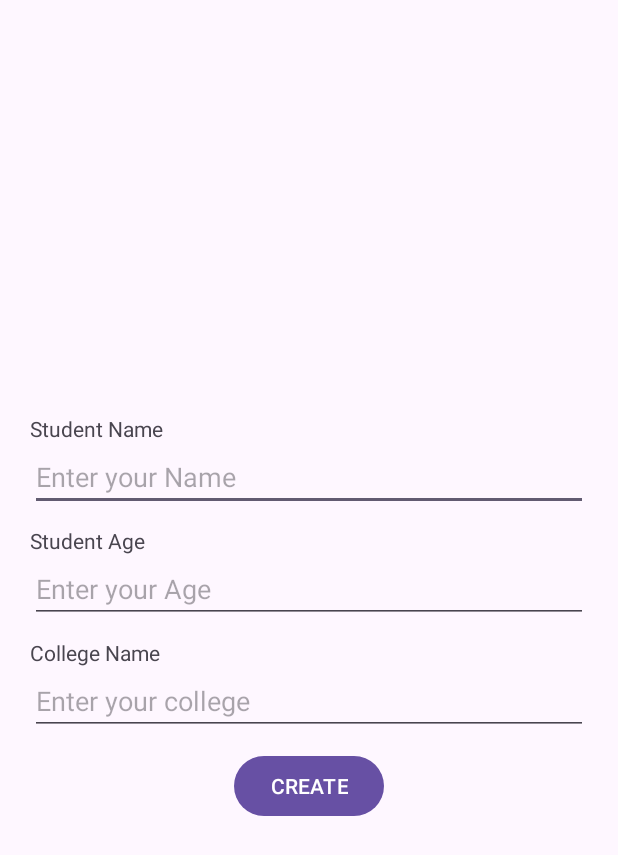
After one commit to TharunBalaji2004/revamp-android-firebase, an Android app: the FormActivity screen opened directly, with no data from a screen before it, on a phone screen of 412 x 824 dp. The commit adds this screen. Shown: the top 855 px of the screen. Run offline under Robolectric (Android 15) with nearby library versions, the phone set to English and light mode, and no system bars; our stand-ins replace Firebase (no records; nobody signed in at launch, a user with empty details on screens opened directly).

Commit message:
Day 2: Firebase Firestore DB

```diff
--- a/app/build.gradle.kts
+++ b/app/build.gradle.kts
@@ -44,6 +44,7 @@ dependencies {
     implementation(libs.firebase.auth)
     implementation(libs.navigation.fragment)
     implementation(libs.navigation.ui)
+    implementation(libs.firebase.firestore)
     testImplementation(libs.junit)
     androidTestImplementation(libs.ext.junit)
     androidTestImplementation(libs.espresso.core)
--- a/app/src/main/AndroidManifest.xml
+++ b/app/src/main/AndroidManifest.xml
@@ -21,6 +21,10 @@
             android:exported="false"
             android:theme="@style/Theme.Androidfirebaseseries" />
         <activity
+            android:name=".FormActivity"
+            android:exported="false"
+            android:theme="@style/Theme.Androidfirebaseseries" />
+        <activity
             android:name=".SignupActivity"
             android:exported="true" >
             <intent-filter>
--- /dev/null
+++ b/app/src/main/java/com/example/android_firebase_series/FormActivity.java
@@ -0,0 +1,72 @@
+package com.example.android_firebase_series;
+
+import android.os.Bundle;
+import android.util.Log;
+import android.view.View;
+import android.widget.Button;
+import android.widget.EditText;
+
+import androidx.annotation.NonNull;
+import androidx.annotation.Nullable;
+import androidx.appcompat.app.AppCompatActivity;
+
+import com.google.android.gms.tasks.OnCompleteListener;
+import com.google.android.gms.tasks.Task;
+import com.google.firebase.firestore.DocumentReference;
+import com.google.firebase.firestore.FirebaseFirestore;
+
+import java.util.HashMap;
+import java.util.Map;
+
+public class FormActivity extends AppCompatActivity {
+    private FirebaseFirestore db;
+    private EditText etName, etCollege, etAge;
+    private Button btnCreate;
+
+    @Override
+    protected void onCreate(@Nullable Bundle savedInstanceState) {
+        super.onCreate(savedInstanceState);
+        setContentView(R.layout.activity_form);
+        db = FirebaseFirestore.getInstance();
+
+        etName = findViewById(R.id.et_name);
+        etCollege = findViewById(R.id.et_college);
+        etAge = findViewById(R.id.et_age);
+        btnCreate = findViewById(R.id.btn_create);
+
+        btnCreate.setOnClickListener(new View.OnClickListener() {
+            @Override
+            public void onClick(View v) {
+                String name = etName.getText().toString();
+                String college = etCollege.getText().toString();
+                int age = Integer.parseInt(etAge.getText().toString());
+
+                addData(name, college, age);
+            }
+        });
+
+    }
+
+    // CREATE
+    private void addData (String name, String college, int age) {
+        Map<String, Object> map = new HashMap<>();
+        map.put("name", name);
+        map.put("college", college);
+        map.put("age", age);
+
+        db.collection("students")
+                .add(map)
+                .addOnCompleteListener(new OnCompleteListener<DocumentReference>() {
+                    @Override
+                    public void onComplete(@NonNull Task<DocumentReference> task) {
+                        if (task.isSuccessful()) {
+                            Log.d("FIREBASE", "Data created successfully");
+                            finish();
+                        } else {
+                            Log.d("FIREBASE", "Data creation failed: " + task.getException());
+                        }
+                    }
+                });
+
+    }
+}
--- a/app/src/main/java/com/example/android_firebase_series/LoginActivity.java
+++ b/app/src/main/java/com/example/android_firebase_series/LoginActivity.java
@@ -65,3 +65,8 @@ public class LoginActivity extends AppCompatActivity {
                 });
     }
 }
+
+
+// 1. Add Firestore SDK
+// 2. Initialize Firestore
+// 3. Implement CRUD operations
--- /dev/null
+++ b/app/src/main/res/layout/activity_form.xml
@@ -0,0 +1,75 @@
+<?xml version="1.0" encoding="utf-8"?>
+<LinearLayout xmlns:android="http://schemas.android.com/apk/res/android"
+    android:orientation="vertical"
+    android:gravity="center"
+    android:padding="20sp"
+    android:layout_width="match_parent"
+    android:layout_height="match_parent">
+
+    <LinearLayout
+        android:orientation="vertical"
+        android:layout_width="match_parent"
+        android:layout_height="wrap_content">
+
+        <TextView
+            android:layout_width="wrap_content"
+            android:layout_height="wrap_content"
+            android:text="Student Name" />
+
+        <EditText
+            android:id="@+id/et_name"
+            android:layout_width="match_parent"
+            android:layout_height="wrap_content"
+            android:hint="Enter your Name"
+            android:inputType="text" />
+
+    </LinearLayout>
+
+    <LinearLayout
+        android:orientation="vertical"
+        android:paddingTop="10sp"
+        android:layout_width="match_parent"
+        android:layout_height="wrap_content">
+
+        <TextView
+            android:layout_width="wrap_content"
+            android:layout_height="wrap_content"
+            android:text="Student Age" />
+
+        <EditText
+            android:id="@+id/et_age"
+            android:layout_width="match_parent"
+            android:layout_height="wrap_content"
+            android:hint="Enter your Age"
+            android:inputType="number" />
+
+    </LinearLayout>
+
+    <LinearLayout
+        android:orientation="vertical"
+        android:paddingTop="10sp"
+        android:layout_width="match_parent"
+        android:layout_height="wrap_content">
+
+        <TextView
+            android:layout_width="wrap_content"
+            android:layout_height="wrap_content"
+            android:text="College Name" />
+
+        <EditText
+            android:id="@+id/et_college"
+            android:layout_width="match_parent"
+            android:layout_height="wrap_content"
+            android:hint="Enter your college"
+            android:inputType="text" />
+
+    </LinearLayout>
+
+    <Button
+        android:id="@+id/btn_create"
+        android:layout_marginTop="10sp"
+        android:layout_width="wrap_content"
+        android:layout_height="wrap_content"
+        android:text="CREATE" />
+
+</LinearLayout>
--- a/app/src/main/res/layout/activity_home.xml
+++ b/app/src/main/res/layout/activity_home.xml
@@ -5,9 +5,10 @@
     android:layout_width="match_parent"
     android:layout_height="match_parent">
 
-    <TextView
+    <Button
+        android:id="@+id/btn_add"
         android:layout_width="wrap_content"
         android:layout_height="wrap_content"
-        android:text="HOME PAGE" />
+        android:text="Add Student" />
 
 </LinearLayout>
--- a/gradle/libs.versions.toml
+++ b/gradle/libs.versions.toml
@@ -11,6 +11,7 @@ googleGmsGoogleServices = "4.4.2"
 firebaseAuth = "23.0.0"
 navigationFragment = "2.6.0"
 navigationUi = "2.6.0"
+firebaseFirestore = "25.0.0"
 
 [libraries]
 junit = { group = "junit", name = "junit", version.ref = "junit" }
@@ -23,6 +24,7 @@ constraintlayout = { group = "androidx.constraintlayout", name = "constraintlayo
 firebase-auth = { group = "com.google.firebase", name = "firebase-auth", version.ref = "firebaseAuth" }
 navigation-fragment = { group = "androidx.navigation", name = "navigation-fragment", version.ref = "navigationFragment" }
 navigation-ui = { group = "androidx.navigation", name = "navigation-ui", version.ref = "navigationUi" }
+firebase-firestore = { group = "com.google.firebase", name = "firebase-firestore", version.ref = "firebaseFirestore" }
 
 [plugins]
 android-application = { id = "com.android.application", version.ref = "agp" }
```
Also changed, not shown: app/src/main/java/com/example/android_firebase_series/HomeActivity.java (+80 -0 lines).
